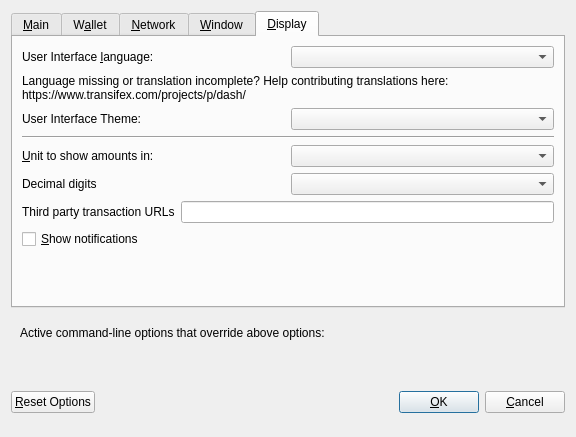
The window that src/qt/forms/optionsdialog.ui (ericramos1980/energi) describes before a commit, drawn with Qt 5.
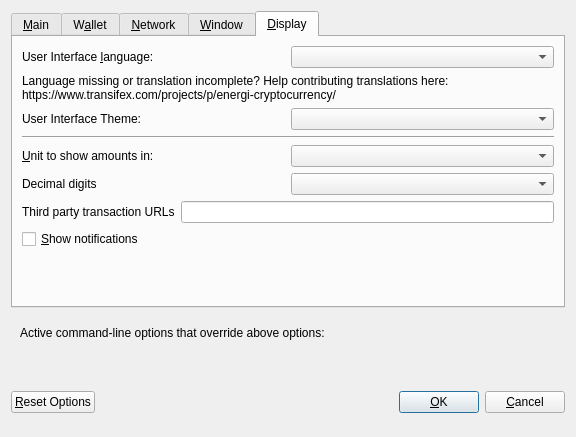
The same window after the commit. The open tabs and pages were chosen to show the change. Custom widgets are drawn as their Qt base class.

Commit message: Revised merged against current Energi stable

```diff
--- a/src/qt/forms/optionsdialog.ui
+++ b/src/qt/forms/optionsdialog.ui
@@ -703,7 +703,7 @@
          </property>
          <property name="text">
           <string>Language missing or translation incomplete? Help contributing translations here:
-https://www.transifex.com/projects/p/dash/</string>
+https://www.transifex.com/projects/p/energi-cryptocurrency/</string>
          </property>
          <property name="wordWrap">
           <bool>true</bool>
```
The commit also changes 25 other files.
